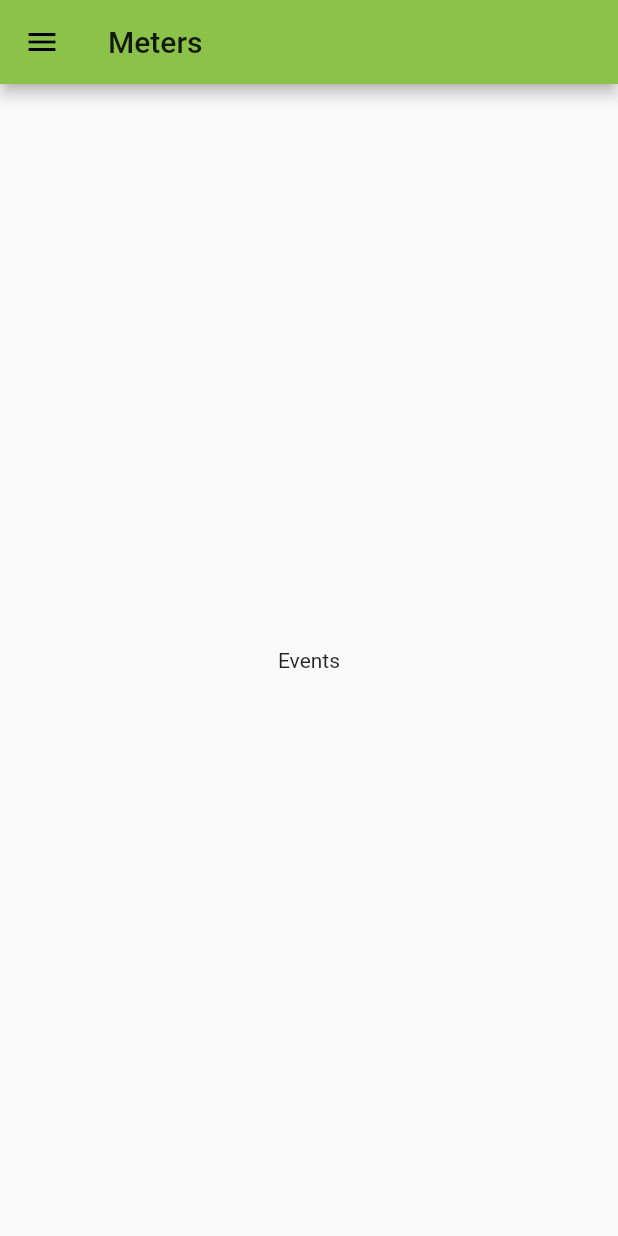
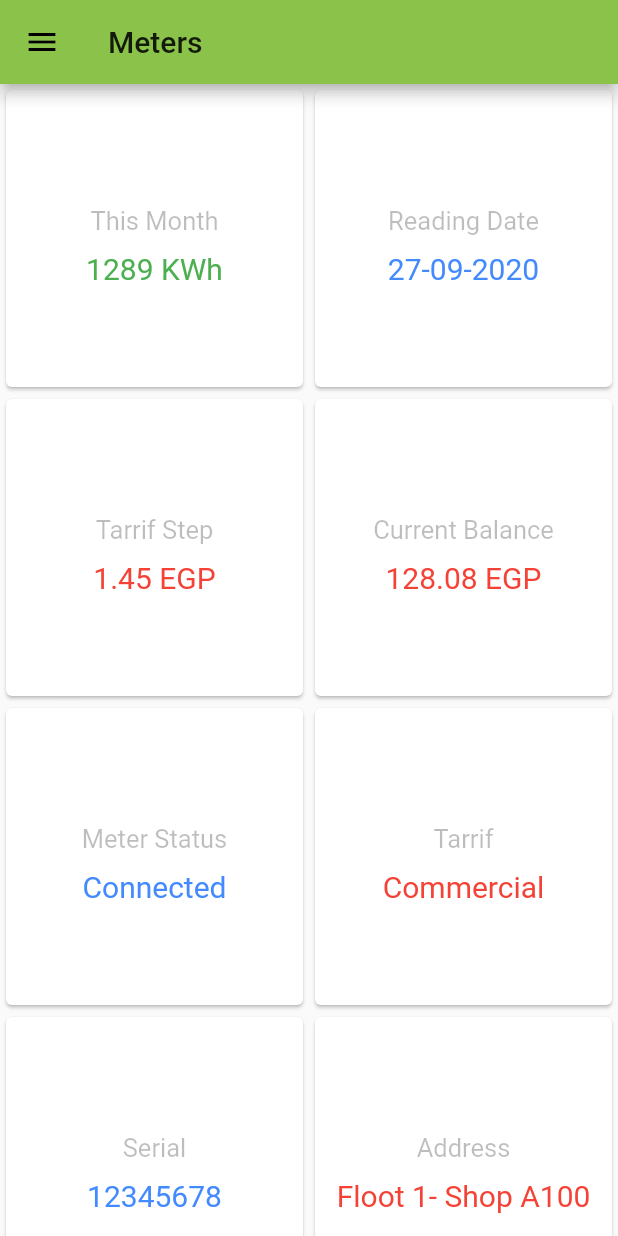
Before and after one commit to ikarimmagdy/IntroEnergy, a Flutter app: the IEMetersPage screen opened by its route, on a phone screen of 412 x 824 dp. Run offline on Flutter 3.47's test engine with Material 2 defaults, Android fonts, the phone set to English and light mode, and no system bars; our stand-ins replace google_fonts; network calls fail.

Commit message:
Add Meters Page

```diff
--- a/lib/ui/screens/meters/IEMetersPage.dart
+++ b/lib/ui/screens/meters/IEMetersPage.dart
@@ -20,6 +20,34 @@ class _IEMetersPageState extends State<IEMetersPage> {
           title: Text("Meters"),
         ),
         drawer: IESideMenu(),
-        body: Center(child: Text("Events")));
+        body: GridView.count(
+          crossAxisCount: 2 ,
+          children: [
+            _buildCard("This Month","1289 KWh" ,Colors.green ),
+            _buildCard("Reading Date","27-09-2020" ,Colors.blueAccent ),
+            _buildCard("Tarrif Step","1.45 EGP" ,Colors.red ),
+            _buildCard("Current Balance","128.08 EGP" ,Colors.red ),
+            _buildCard("Meter Status","Connected" ,Colors.blueAccent ),
+            _buildCard("Tarrif","Commercial" ,Colors.red ),
+            _buildCard("Serial","12345678" ,Colors.blueAccent ),
+            _buildCard("Address","Floot 1- Shop A100" ,Colors.red ),
+          ],
+        ));
+  }
+  Widget _buildCard(String title,String value,Color color){
+    return SizedBox(
+      width: 300,
+      height: 300,
+      child: Card(
+        child: Column(
+          mainAxisAlignment: MainAxisAlignment.center,
+          children: [
+          Padding(padding: EdgeInsets.all(10),child: Text(title,style: TextStyle(fontWeight: FontWeight.normal,fontSize: 17,color:Colors.black26))),
+
+            Text(value,style: TextStyle(fontWeight: FontWeight.normal,fontSize: 20,color: color),)
+        ],),
+      ),
+    );
+
   }
 }
```
Also changed, not shown: lib/ui/screens/dashboard/IEDashboardPage.dart (+48 -5 lines).
